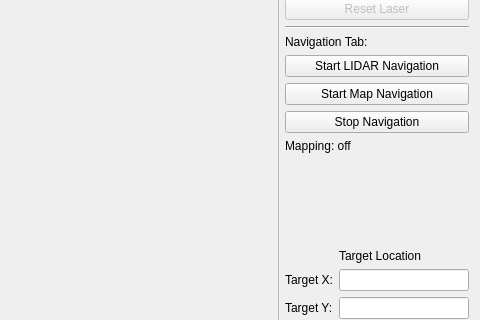
Old version of the form mainwindow.ui in the repository imattyk/RMR_kobuki; both pictures show x 332 to 812 and y 162 to 482 of the 812 by 627 pixel window.
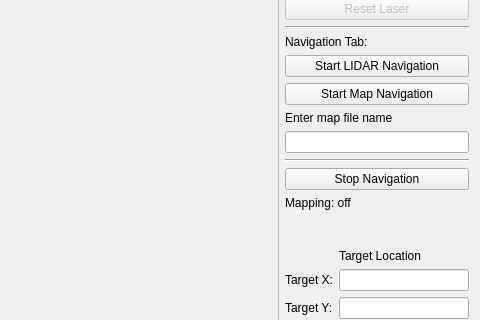
New version of the form.

Patch:
```diff
--- a/mainwindow.ui
+++ b/mainwindow.ui
@@ -246,6 +246,23 @@
         </property>
        </widget>
       </item>
+      <item>
+       <widget class="QLabel" name="label_12">
+        <property name="text">
+         <string>Enter map file name</string>
+        </property>
+       </widget>
+      </item>
+      <item>
+       <widget class="QLineEdit" name="lineEdit_7"/>
+      </item>
+      <item>
+       <widget class="Line" name="line_4">
+        <property name="orientation">
+         <enum>Qt::Horizontal</enum>
+        </property>
+       </widget>
+      </item>
       <item>
        <widget class="QPushButton" name="pushButton_11">
         <property name="text">
```
